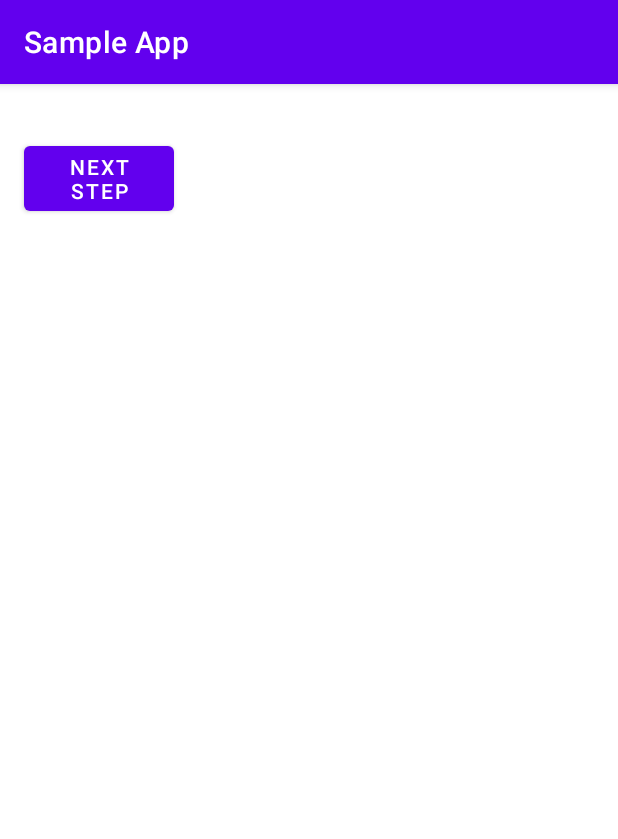
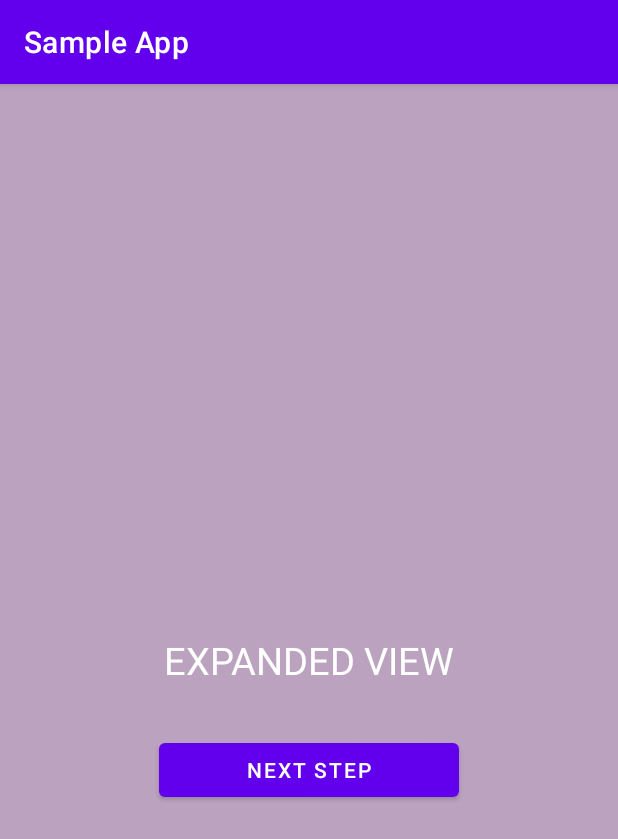
Before and after one commit to pratishjage/Stash-App, an Android app: the fragment ColorFragment shown on its own in the app's theme, on a phone screen of 412 x 824 dp. Shown: the top 839 px of the screen. Run offline under Robolectric (Android 15) with nearby library versions, the phone set to English and light mode, and no system bars.

Commit message:
UI changes in Color Fragment

```diff
--- a/app/src/main/java/com/app/sampleapp/ui/ColorFragment.kt
+++ b/app/src/main/java/com/app/sampleapp/ui/ColorFragment.kt
@@ -1,16 +1,16 @@
 package com.app.sampleapp.ui
 
+import android.graphics.Color
 import android.os.Bundle
 import android.view.LayoutInflater
 import android.view.View
 import android.view.ViewGroup
 import com.app.sampleapp.databinding.FragmentRedBinding
 import com.app.sampleapp.stash.base.StashBaseFragment
-import com.app.sampleapp.stash.model.ScreenDataModel
-import com.app.sampleapp.stash.model.StashDataModel
 import com.app.sampleapp.stash.utils.Constants.SCREEN_BG
 import com.app.sampleapp.stash.utils.Constants.SCREEN_NUMBER
-import com.app.sampleapp.utils.FragmentFactory.YELLOW_FRAGMENT
+import com.app.sampleapp.utils.AppUtils
+import java.util.*
 
 class ColorFragment : StashBaseFragment() {
     private var screenColor: String? = null
@@ -37,6 +37,14 @@ class ColorFragment : StashBaseFragment() {
         return view
     }
 
+    override fun onViewCreated(view: View, savedInstanceState: Bundle?) {
+        super.onViewCreated(view, savedInstanceState)
+        val randomColor = AppUtils.getRandomColor()
+        binding.rlMini.setBackgroundColor(randomColor)
+        binding.rlMax.setBackgroundColor(randomColor)
+
+    }
+
     override fun onDestroyView() {
         super.onDestroyView()
         _binding = null
@@ -44,10 +52,10 @@ class ColorFragment : StashBaseFragment() {
 
 
     private fun showMiniViewOnScreen() {
-        binding.tvTitle.text = "I am collapsed $screenColor -----  $screenNumber"
-        binding.btnNext.setOnClickListener(null)
-        binding.btnNext.text = "Expand Me"
-        binding.btnNext.setOnClickListener {
+        binding.rlMax.visibility = View.GONE
+        binding.rlMini.visibility = View.VISIBLE
+        binding.tvTitleMini.text = "COLLAPSED VIEW"
+        binding.rlMini.setOnClickListener {
             destroyNextScreens()
         }
     }
@@ -57,24 +65,15 @@ class ColorFragment : StashBaseFragment() {
     }
 
     override fun showExtendedView() {
-        binding.tvTitle.text = screenColor
-        binding.btnNext.setOnClickListener(null)
+        binding.rlMax.visibility = View.VISIBLE
+        binding.rlMini.visibility = View.GONE
+        binding.tvTitle.text = "EXPANDED VIEW"
         binding.btnNext.text = "Next Step"
         binding.btnNext.setOnClickListener {
-
             expandNextScreen(ColorFragment.newInstance(Bundle().apply {
                 putString(SCREEN_BG, "RED")
                 putInt(SCREEN_NUMBER, screenNumber + 1)
             }))
-            /*expandNextScreen(
-                ScreenDataModel(
-                    screenNumber + 1,
-                    YELLOW_FRAGMENT,
-                    Bundle().apply {
-                        putString(SCREEN_BG, "RED")
-                        putInt(SCREEN_NUMBER, screenNumber + 1)
-                    })
-            )*/
         }
     }
 
@@ -90,4 +89,5 @@ class ColorFragment : StashBaseFragment() {
             }
     }
 
+
 }
--- /dev/null
+++ b/app/src/main/java/com/app/sampleapp/utils/AppUtils.kt
@@ -0,0 +1,12 @@
+package com.app.sampleapp.utils
+
+import android.graphics.Color
+import android.view.View
+import java.util.*
+
+object AppUtils {
+     fun getRandomColor(): Int {
+        val rnd = Random()
+        return Color.argb(255, rnd.nextInt(256), rnd.nextInt(256), rnd.nextInt(256))
+    }
+}
--- a/app/src/main/res/layout/fragment_red.xml
+++ b/app/src/main/res/layout/fragment_red.xml
@@ -6,36 +6,52 @@
     android:orientation="vertical"
     tools:context=".ui.ColorFragment">
 
-    <LinearLayout
-        android:id="@+id/llMini"
+    <RelativeLayout
+        android:id="@+id/rlMini"
         android:layout_width="match_parent"
-        android:layout_height="100dp"
-        android:orientation="horizontal"
-        >
+        android:layout_height="100dp">
+        <TextView
+            android:id="@+id/tvTitleMini"
+            android:layout_width="match_parent"
+            android:layout_height="wrap_content"
+            android:layout_centerInParent="true"
+            android:text="@string/hello_blank_fragment"
+            android:textAlignment="center"
+            android:layout_margin="16dp"
+            android:textColor="@color/white"
+            android:textSize="25sp"
+            android:gravity="center_horizontal" />
 
-    </LinearLayout>
+    </RelativeLayout>
 
-    <LinearLayout
-        android:id="@+id/llMax"
+    <RelativeLayout
+        android:id="@+id/rlMax"
         android:layout_width="match_parent"
         android:layout_height="match_parent"
-        android:orientation="vertical"
-        >
+        android:orientation="vertical">
+
         <TextView
             android:id="@+id/tvTitle"
             android:layout_width="match_parent"
             android:layout_height="wrap_content"
-            android:text="@string/hello_blank_fragment" />
+            android:layout_centerInParent="true"
+            android:text="@string/hello_blank_fragment"
+            android:textAlignment="center"
+            android:layout_margin="16dp"
+            android:textColor="@color/white"
+            android:textSize="25sp"
+            android:gravity="center_horizontal" />
 
         <Button
             android:id="@+id/btnNext"
-            android:layout_width="100dp"
+            android:layout_width="200dp"
             android:layout_height="wrap_content"
+            android:layout_below="@+id/tvTitle"
+            android:layout_centerInParent="true"
             android:layout_margin="16dp"
-            android:text="Next" />
-    </LinearLayout>
+            />
+    </RelativeLayout>
     <!-- TODO: Update blank fragment layout -->
 
 
-
 </FrameLayout>
```
Also changed, not shown: app/src/main/res/layout/activity_stash.xml (+3 -6 lines).
